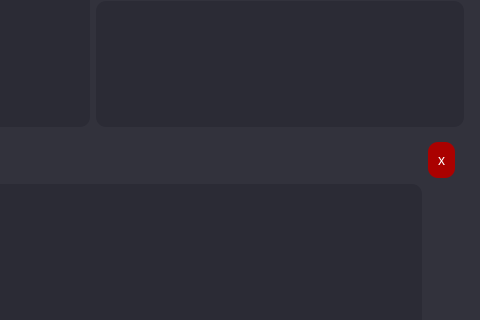
Qt form Ui/GraphingUi.ui (OrionAerospaceYT/SideKick) before a commit; both pictures show x 546 to 1026 and y 197 to 517 of the 1026 by 638 pixel window.
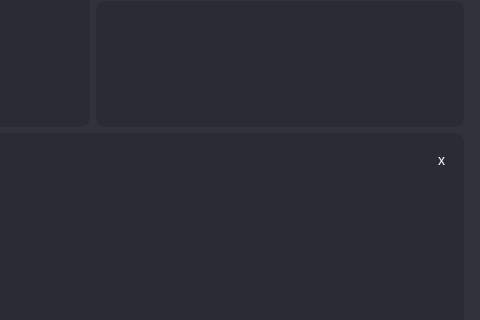
The same form after that commit. Icons and pictures are not drawn.

What changed in the file:
```diff
--- a/Ui/GraphingUi.ui
+++ b/Ui/GraphingUi.ui
@@ -72,6 +72,9 @@
   padding-left: 10px;
   width: 20px;
 }
+QPushButton#quit{
+  background-color: #2b2b35;
+}
 QPushButton:pressed {
   background-color: #000;
 }
@@ -827,8 +830,16 @@
       <item row="4" column="4" colspan="4">
        <widget class="QFrame" name="debugger">
         <property name="styleSheet">
-         <string notr="true">QPushButton{
-	background-color: #aa0100;
+         <string notr="true">QFrame{
+   font: 10pt &quot;Roboto &quot;;
+  font-size: 14px;
+  background-color: #2b2b35;
+  color: #FFFFFF;
+  border:none;
+  border-radius:10px;
+}
+QPushButton:hover:!pressed{
+  background-color: #ff0000;
 }</string>
         </property>
         <layout class="QGridLayout" name="debugger_1">
```
